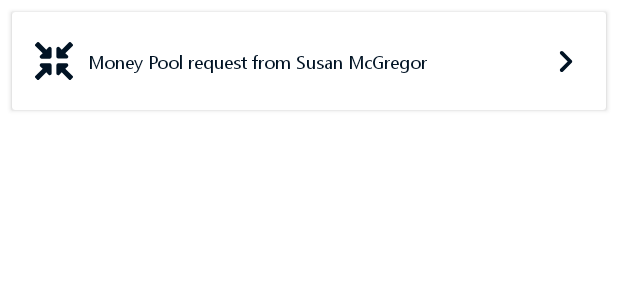
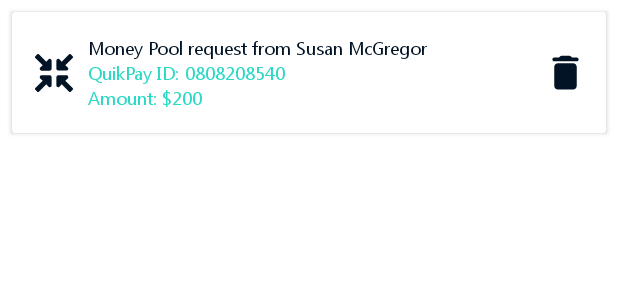
Before and after one commit to elizabethadegbaju/QuikPay, an Android app: the layout request_item.xml on its own in the app's theme, with its tools: preview values and no code run, on a phone screen of 412 x 824 dp. Shown: the top 300 px of the screen. Run offline under Robolectric (Android 15) with nearby library versions, the phone set to English and light mode, and no system bars.

Commit message:
fix: display pool request details and user can delete pool request

```diff
--- a/app/src/main/java/com/example/quikpay/data/repositories/PoolRepository.kt
+++ b/app/src/main/java/com/example/quikpay/data/repositories/PoolRepository.kt
@@ -1,5 +1,6 @@
 package com.example.quikpay.data.repositories
 
+import com.example.quikpay.data.models.PoolRequest
 import com.example.quikpay.utils.FirebaseSource
 
 class PoolRepository(private val firebase: FirebaseSource) {
@@ -20,4 +21,6 @@ class PoolRepository(private val firebase: FirebaseSource) {
     fun openPools() = firebase.openPools
 
     fun fetchUserDetails() = firebase.fetchUserDetails()
+
+    fun deleteRequest(request: PoolRequest) = firebase.deleteRequest(request)
 }
--- a/app/src/main/java/com/example/quikpay/ui/pool/pendingpools/PendingPoolsFragment.kt
+++ b/app/src/main/java/com/example/quikpay/ui/pool/pendingpools/PendingPoolsFragment.kt
@@ -8,7 +8,6 @@ import android.view.ViewGroup
 import android.widget.Toast
 import androidx.fragment.app.Fragment
 import androidx.lifecycle.ViewModelProvider
-import androidx.navigation.fragment.findNavController
 import androidx.recyclerview.widget.LinearLayoutManager
 import androidx.recyclerview.widget.RecyclerView
 import com.example.quikpay.ProgressListener
@@ -68,7 +67,9 @@ class PendingPoolsFragment : Fragment(), KodeinAware,
     }
 
     override fun onItemClicked(position: Int, item: PoolRequest) {
-        this.findNavController().navigateUp()
+        poolViewModel.deleteRequest(item)
+        poolViewModel.fetchPendingRequests()
+        pendingPoolsAdapter.notifyItemRemoved(position)
     }
 
     override fun onStarted() {
--- a/app/src/main/java/com/example/quikpay/ui/pool/pendingpools/PendingPoolsViewAdapter.kt
+++ b/app/src/main/java/com/example/quikpay/ui/pool/pendingpools/PendingPoolsViewAdapter.kt
@@ -40,6 +40,8 @@ class PendingPoolsViewAdapter(private var clickListener: ViewHolder.ClickListene
 
         fun bind(item: PoolRequest) {
             binding.textDescription.text = Strings.get(R.string.request_desc, item.from_name)
+            binding.textQuikpayID.text = item.from_acc
+            binding.textAmount.text = item.amount.toString()
             poolRequest = item
         }
 
--- a/app/src/main/res/layout/request_item.xml
+++ b/app/src/main/res/layout/request_item.xml
@@ -13,15 +13,15 @@
 
         <androidx.constraintlayout.widget.ConstraintLayout
             android:layout_width="match_parent"
-            android:layout_height="65dp">
+            android:layout_height="wrap_content"
+            android:paddingTop="15dp"
+            android:paddingBottom="15dp">
 
             <ImageView
                 android:id="@+id/imageView13"
                 android:layout_width="25dp"
                 android:layout_height="25dp"
                 android:layout_marginStart="15dp"
-                android:layout_marginTop="20dp"
-                android:layout_marginBottom="20dp"
                 android:tint="@color/colorPrimary"
                 app:layout_constraintBottom_toBottomOf="parent"
                 app:layout_constraintStart_toStartOf="parent"
@@ -35,10 +35,51 @@
                 android:layout_marginStart="10dp"
                 android:textColor="@color/colorPrimary"
                 android:textSize="12sp"
-                app:layout_constraintBottom_toBottomOf="@+id/imageView13"
                 app:layout_constraintStart_toEndOf="@+id/imageView13"
-                app:layout_constraintTop_toTopOf="@+id/imageView13"
+                app:layout_constraintTop_toTopOf="parent"
                 tools:text="Money Pool request from Susan McGregor" />
+
+            <TextView
+                android:id="@+id/label_quikpay_ID"
+                android:layout_width="wrap_content"
+                android:layout_height="wrap_content"
+                android:layout_marginStart="10dp"
+                android:text="QuikPay ID: "
+                android:textColor="@color/colorAccent"
+                android:textSize="12sp"
+                app:layout_constraintStart_toEndOf="@+id/imageView13"
+                app:layout_constraintTop_toBottomOf="@+id/text_description" />
+
+            <TextView
+                android:id="@+id/text_quikpay_ID"
+                android:layout_width="wrap_content"
+                android:layout_height="wrap_content"
+                android:textColor="@color/colorAccent"
+                android:textSize="12sp"
+                app:layout_constraintStart_toEndOf="@+id/label_quikpay_ID"
+                app:layout_constraintTop_toBottomOf="@+id/text_description"
+                tools:text="0808208540" />
+
+            <TextView
+                android:id="@+id/text_amount"
+                android:layout_width="wrap_content"
+                android:layout_height="wrap_content"
+                android:textColor="@color/colorAccent"
+                android:textSize="12sp"
+                app:layout_constraintStart_toEndOf="@+id/label_amount"
+                app:layout_constraintTop_toTopOf="@+id/label_amount"
+                tools:text="200" />
+
+            <TextView
+                android:id="@+id/label_amount"
+                android:layout_width="wrap_content"
+                android:layout_height="wrap_content"
+                android:layout_marginStart="10dp"
+                android:text="Amount: $"
+                android:textColor="@color/colorAccent"
+                android:textSize="12sp"
+                app:layout_constraintStart_toEndOf="@+id/imageView13"
+                app:layout_constraintTop_toBottomOf="@+id/label_quikpay_ID" />
 
             <ImageView
                 android:id="@+id/imageView14"
@@ -46,10 +87,10 @@
                 android:layout_height="30dp"
                 android:layout_marginEnd="12dp"
                 android:tint="@color/colorPrimary"
-                app:layout_constraintBottom_toBottomOf="@+id/text_description"
+                app:layout_constraintBottom_toBottomOf="@+id/imageView13"
                 app:layout_constraintEnd_toEndOf="parent"
-                app:layout_constraintTop_toTopOf="@+id/text_description"
-                app:srcCompat="@drawable/ic_round_keyboard_arrow_right_24" />
+                app:layout_constraintTop_toTopOf="@+id/imageView13"
+                app:srcCompat="@drawable/ic_round_delete_24" />
         </androidx.constraintlayout.widget.ConstraintLayout>
     </androidx.cardview.widget.CardView>
 </LinearLayout>
```
Also changed, not shown: app/src/main/java/com/example/quikpay/ui/pool/PoolViewModel.kt (+14 -0 lines), app/src/main/java/com/example/quikpay/utils/FirebaseSource.kt (+23 -0 lines).
